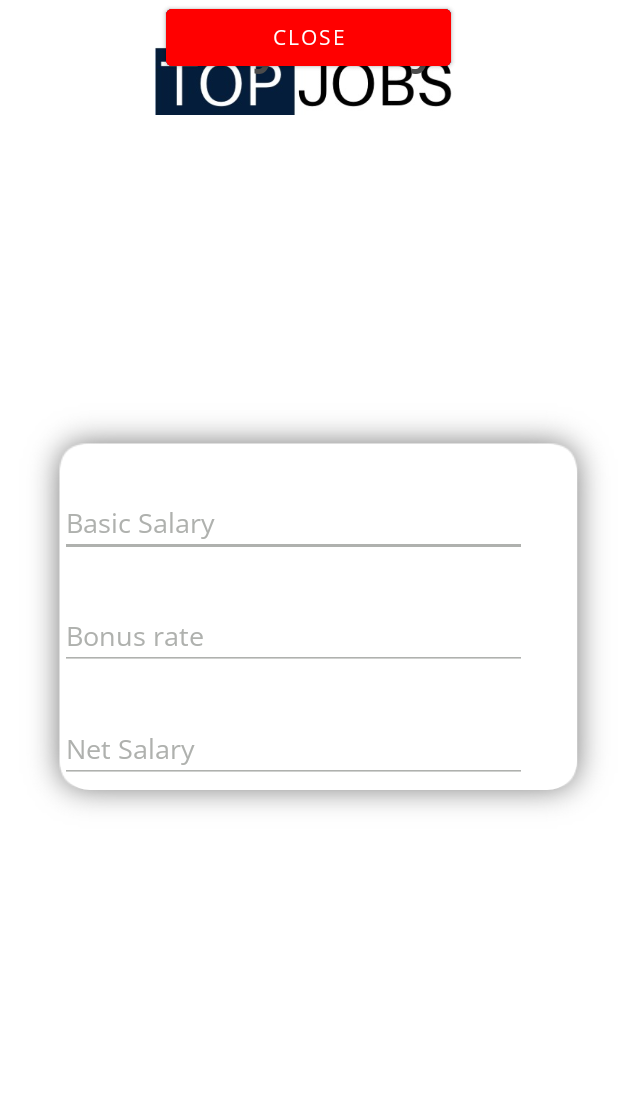
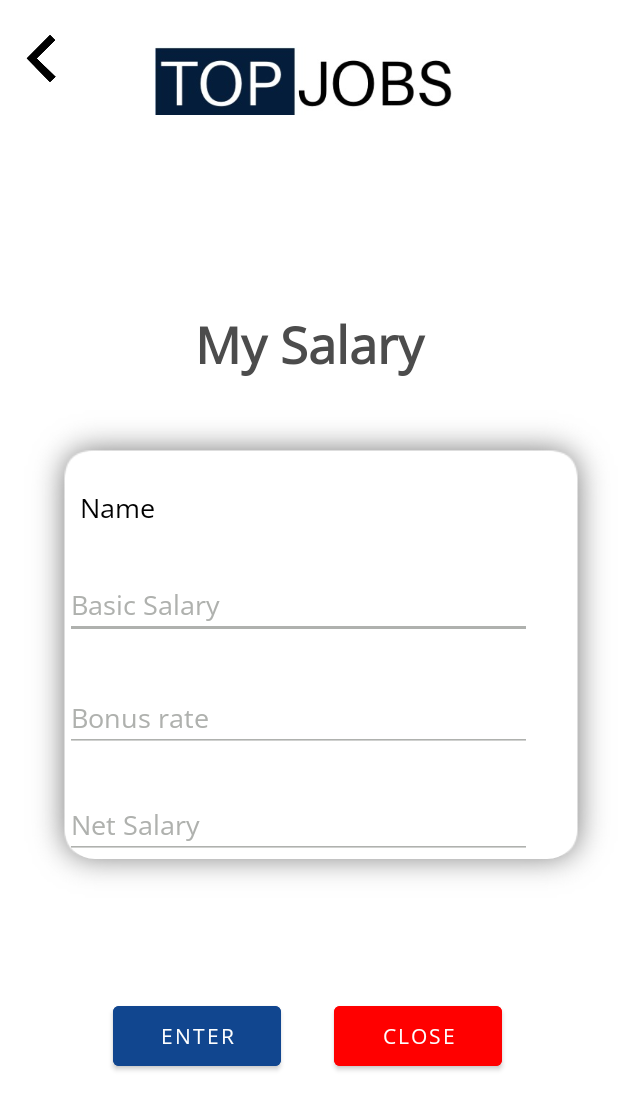
Before and after one commit to SDSamarasinghe/Top_Jobs_Crooby_Beans, an Android app: the my_salary_calc screen opened directly, with no data from a screen before it, on a phone screen of 412 x 824 dp. Shown: the top 1110 px of the screen. Run offline under Robolectric (Android 15) with nearby library versions, the phone set to English and light mode, and no system bars; our stand-ins replace Firebase (no records; nobody signed in at launch, a user with empty details on screens opened directly); Roboto replaces fonts that are not available here; 1 statement that could not run was skipped.

Commit message:
salary calculator ,create some ui chnages

```diff
--- a/app/src/main/AndroidManifest.xml
+++ b/app/src/main/AndroidManifest.xml
@@ -14,7 +14,7 @@
         android:theme="@style/Theme.MySaved">
         <activity
             android:name=".my_salary_calc"
-            android:exported="false" />
+            android:exported="true" />
         <activity
             android:name=".SplashScreen"
             android:exported="true">
--- a/app/src/main/java/com/example/mysaved/ViewjobM.java
+++ b/app/src/main/java/com/example/mysaved/ViewjobM.java
@@ -31,7 +31,7 @@ import java.util.concurrent.TimeUnit;
 public class ViewjobM extends AppCompatActivity {
     TextView jobTitle_tv, jobLocation_tv, jobType_tv_jobView, jobCompany_tv_jobView, jobSalary_tv_jobView, jobViews_tv_jobView,  jobDescription_tv_jobView,
             jobEmail_tv_jobView, jobDate_tv_jobView,jobDaysAgo_tv_jobView,textView2;
-    ImageView jobImage_tv_jobView,backbtn_img;
+    ImageView jobImage_tv_jobView,backbtn_img,salcalc;
 
     Button btn_email_jv2, btn_call_jv4,Edit_JobView_btn;
     DatabaseReference databaseReference;
@@ -66,7 +66,7 @@ public class ViewjobM extends AppCompatActivity {
         Edit_JobView_btn=findViewById(R.id.Edit_JobView_btn);
         textView2=findViewById(R.id.textView2);
         backbtn_img=findViewById(R.id.imageView22);
-
+        salcalc=findViewById(R.id.calc);
         jobDescription_tv_jobView.setMovementMethod(new ScrollingMovementMethod());
 
 
@@ -166,7 +166,12 @@ public class ViewjobM extends AppCompatActivity {
                 overridePendingTransition(R.anim.animation_enter, R.anim.animation_leave);
             }
         });
-
+        salcalc.setOnClickListener(new View.OnClickListener() {
+            @Override
+            public void onClick(View v) {
+                startActivity(new Intent(getApplicationContext(), my_salary_calc.class));
+            }
+        });
         Edit_JobView_btn.setOnClickListener(new View.OnClickListener() {
             @Override
             public void onClick(View view) {
--- a/app/src/main/java/com/example/mysaved/my_salary_calc.java
+++ b/app/src/main/java/com/example/mysaved/my_salary_calc.java
@@ -5,6 +5,7 @@ import androidx.appcompat.app.AppCompatActivity;
 
 import android.content.Intent;
 import android.os.Bundle;
+import android.widget.ImageView;
 import android.widget.TextView;
 import android.view.View;
 import com.google.firebase.auth.FirebaseAuth;
@@ -25,7 +26,7 @@ public class my_salary_calc extends AppCompatActivity {
     String userID;
     EditText ed1,ed2,ed3;
     Button btn1_btn,btn2_btn;
-
+    ImageView backcalc;
     @Override
     protected void onCreate(Bundle savedInstanceState) {
         super.onCreate(savedInstanceState);
@@ -36,6 +37,7 @@ public class my_salary_calc extends AppCompatActivity {
         text_calc_user_name =findViewById(R.id.calc_user_name);
         btn1_btn = findViewById(R.id.btn_calc);
         btn2_btn= findViewById(R.id.btn_cl);
+        backcalc=findViewById(R.id.goback);
 
         btn2_btn.setOnClickListener(new View.OnClickListener() {
             @Override
@@ -57,7 +59,7 @@ public class my_salary_calc extends AppCompatActivity {
                 double rate = Double.parseDouble(ed2.getText().toString());
 
 
-                double bonus =(salary*rate)/100;
+                double bonus =(salary*rate*0.01);
                 double netsal=bonus+salary;
                 ed3.setText(String.valueOf(netsal));
             }
@@ -94,5 +96,13 @@ public class my_salary_calc extends AppCompatActivity {
             }
 
         });
+
+
+        backcalc.setOnClickListener(new View.OnClickListener() {
+            @Override
+            public void onClick(View v) {
+                startActivity(new Intent(getApplicationContext(), ViewjobM.class));
+            }
+        });
     }
 }
--- /dev/null
+++ b/app/src/main/res/drawable/ic_baseline_salcal.xml
@@ -0,0 +1,5 @@
+<vector android:alpha="0.82" android:height="24dp"
+    android:tint="#D61414" android:viewportHeight="24"
+    android:viewportWidth="24" android:width="24dp" xmlns:android="http://schemas.android.com/apk/res/android">
+    <path android:fillColor="@android:color/white" android:pathData="M19,3H5C3.9,3 3,3.9 3,5v14c0,1.1 0.9,2 2,2h14c1.1,0 2,-0.9 2,-2V5C21,3.9 20.1,3 19,3zM13.03,7.06L14.09,6l1.41,1.41L16.91,6l1.06,1.06l-1.41,1.41l1.41,1.41l-1.06,1.06L15.5,9.54l-1.41,1.41l-1.06,-1.06l1.41,-1.41L13.03,7.06zM6.25,7.72h5v1.5h-5V7.72zM11.5,16h-2v2H8v-2H6v-1.5h2v-2h1.5v2h2V16zM18,17.25h-5v-1.5h5V17.25zM18,14.75h-5v-1.5h5V14.75z"/>
+</vector>
--- a/app/src/main/res/layout/activity_my_salary_calc.xml
+++ b/app/src/main/res/layout/activity_my_salary_calc.xml
@@ -12,6 +12,23 @@
         tools:ignore="MissingConstraints">
 
         <ImageView
+            android:id="@+id/goback"
+            android:layout_width="28dp"
+            android:layout_height="38dp"
+            android:layout_alignParentStart="true"
+            android:layout_alignParentTop="true"
+            android:layout_alignParentEnd="true"
+            android:layout_alignParentBottom="true"
+            android:layout_marginStart="13dp"
+            android:layout_marginTop="20dp"
+            android:layout_marginEnd="367dp"
+            android:layout_marginBottom="50dp"
+            android:clickable="true"
+            android:focusable="true"
+            app:srcCompat="@drawable/back"
+            tools:ignore="VectorDrawableCompat" />
+
+        <ImageView
             android:id="@+id/logo"
             android:layout_width="wrap_content"
             android:layout_height="match_parent"
@@ -24,34 +41,39 @@
     </RelativeLayout>
 
     <RelativeLayout
+        android:id="@+id/relativeLayout2"
         android:layout_width="412dp"
         android:layout_height="85dp"
+        app:layout_constraintBottom_toTopOf="@+id/linearLayout3"
         tools:ignore="MissingConstraints"
-        tools:layout_editor_absoluteX="-4dp"
-        tools:layout_editor_absoluteY="108dp">
+        tools:layout_editor_absoluteX="-4dp">
 
 
+        <TextView
+            android:id="@+id/calcheaders"
+            android:layout_width="280dp"
+            android:layout_height="wrap_content"
+            android:layout_alignParentStart="true"
+            android:layout_alignParentTop="true"
+            android:layout_alignParentEnd="true"
+            android:layout_alignParentBottom="true"
+            android:layout_marginStart="50dp"
+            android:layout_marginTop="18dp"
+            android:layout_marginEnd="50dp"
+            android:layout_marginBottom="22dp"
+            android:fontFamily="@font/open_sans"
+            android:gravity="center"
+            android:text="@string/salayheader"
+            android:textSize="34sp"
+            android:textStyle="bold"
+            tools:ignore="MissingConstraints" />
     </RelativeLayout>
-
-    <TextView
-        android:id="@+id/calc_user_name"
-        android:layout_width="232dp"
-        android:layout_height="56dp"
-        android:gravity="center"
-        android:text="@string/salayheader"
-        android:fontFamily="@font/open_sans"
-        android:textSize="34sp"
-        android:textStyle="bold"
-        app:layout_constraintEnd_toEndOf="parent"
-        app:layout_constraintHorizontal_bias="0.548"
-        app:layout_constraintStart_toStartOf="parent"
-        tools:layout_editor_absoluteY="126dp"
-        tools:ignore="MissingConstraints" />
 
     <LinearLayout
         android:id="@+id/linearLayout3"
-        android:layout_width="399dp"
-        android:layout_height="284dp"
+        android:layout_width="396dp"
+        android:layout_height="325dp"
+        android:layout_marginTop="50dp"
         android:background="@drawable/white_logpanel"
         android:orientation="vertical"
         app:layout_constraintBottom_toBottomOf="parent"
@@ -60,34 +82,73 @@
         app:layout_constraintStart_toStartOf="parent"
         app:layout_constraintTop_toTopOf="parent"
         app:layout_constraintVertical_bias="0.498">
+
+        <LinearLayout
+            android:id="@+id/linearlayout_1"
+            android:layout_width="match_parent"
+            android:layout_height="wrap_content"
+            android:layout_below="@id/imageview_pic"
+            android:layout_marginTop="20dp"
+            android:fontFamily="@font/open_sans"
+            android:orientation="horizontal"
+            android:textAlignment="center">
+
+
+            <TextView
+                android:id="@+id/V_name"
+                android:layout_width="wrap_content"
+                android:layout_height="match_parent"
+                android:layout_marginStart="10dp"
+
+                android:layout_marginTop="5dp"
+                android:fontFamily="@font/open_sans"
+                android:text="@string/name"
+                android:textColor="#000"
+                android:textSize="18sp" />
+
+            <TextView
+                android:id="@+id/calc_user_name"
+                android:layout_width="140dp"
+                android:layout_height="match_parent"
+                android:layout_marginStart="30dp"
+                android:fontFamily="@font/open_sans"
+                android:textAlignment="center"
+                android:textColor="#000000"
+                android:textSize="18sp" />
+
+
+        </LinearLayout>
+
         <EditText
             android:id="@+id/basic_sal"
             android:layout_width="311dp"
             android:layout_height="wrap_content"
             android:layout_marginTop="30dp"
             android:backgroundTint="@color/ash"
+            android:fontFamily="@font/open_sans"
             android:hint="@string/BasicSalary"
-            android:fontFamily="@font/open_sans"
             android:textColor="@color/black"
             android:textColorHint="@color/ash" />
+
         <EditText
             android:id="@+id/bonus_rate"
             android:layout_width="311dp"
             android:layout_height="wrap_content"
             android:layout_marginTop="30dp"
             android:backgroundTint="@color/ash"
+            android:fontFamily="@font/open_sans"
             android:hint="@string/bonus"
-            android:fontFamily="@font/open_sans"
             android:textColor="@color/black"
             android:textColorHint="@color/ash" />
+
         <EditText
             android:id="@+id/net_sal"
             android:layout_width="311dp"
             android:layout_height="wrap_content"
             android:layout_marginTop="30dp"
             android:backgroundTint="@color/ash"
+            android:fontFamily="@font/open_sans"
             android:hint="@string/netsalary"
-            android:fontFamily="@font/open_sans"
             android:textColor="@color/black"
             android:textColorHint="@color/ash" />
 
@@ -95,34 +156,40 @@
 
     <Button
         android:id="@+id/btn_calc"
-        android:layout_width="190dp"
-        android:layout_height="50dp"
+        android:layout_width="112dp"
+        android:layout_height="52dp"
         android:layout_gravity="center"
+        android:layout_marginStart="50dp"
         android:backgroundTint="@color/netblue"
         android:fontFamily="@font/open_sans"
         android:gravity="center"
         android:text="@string/clac"
         android:textColor="#FFFFFF"
+        app:layout_constraintBottom_toBottomOf="parent"
         app:layout_constraintEnd_toEndOf="parent"
-        app:layout_constraintHorizontal_bias="0.497"
+        app:layout_constraintHorizontal_bias="0.1"
         app:layout_constraintStart_toStartOf="parent"
-        tools:ignore="MissingConstraints"
-        tools:layout_editor_absoluteY="541dp" />
+        app:layout_constraintTop_toTopOf="parent"
+        app:layout_constraintVertical_bias="0.861"
+        tools:ignore="MissingConstraints" />
 
     <Button
         android:id="@+id/btn_cl"
-        android:layout_width="190dp"
-        android:layout_height="50dp"
+        android:layout_width="112dp"
+        android:layout_height="52dp"
         android:layout_gravity="center"
+        android:layout_marginEnd="50dp"
         android:backgroundTint="@color/red"
         android:fontFamily="@font/open_sans"
         android:gravity="center"
         android:text="Close"
         android:textColor="#FFFFFF"
+        app:layout_constraintBottom_toBottomOf="parent"
         app:layout_constraintEnd_toEndOf="parent"
-        app:layout_constraintHorizontal_bias="0.497"
+        app:layout_constraintHorizontal_bias="0.891"
         app:layout_constraintStart_toStartOf="parent"
-        tools:ignore="MissingConstraints"
-        tools:layout_editor_absoluteY="608dp" />
+        app:layout_constraintTop_toTopOf="parent"
+        app:layout_constraintVertical_bias="0.861"
+        tools:ignore="MissingConstraints" />
 
 </androidx.constraintlayout.widget.ConstraintLayout>
--- a/app/src/main/res/layout/activity_viewjob_m.xml
+++ b/app/src/main/res/layout/activity_viewjob_m.xml
@@ -147,6 +147,21 @@
                             app:layout_constraintEnd_toEndOf="parent"
                             app:layout_constraintHorizontal_bias="0.5"
                             app:layout_constraintStart_toEndOf="@+id/textView36" />
+
+                        <ImageView
+                            android:id="@+id/calc"
+                            android:layout_width="46dp"
+                            android:layout_height="40dp"
+                            android:clickable="true"
+                            android:focusable="true"
+                            app:layout_constraintBottom_toBottomOf="parent"
+                            app:layout_constraintEnd_toEndOf="parent"
+                            app:layout_constraintHorizontal_bias="0.991"
+                            app:layout_constraintStart_toStartOf="parent"
+                            app:layout_constraintTop_toTopOf="parent"
+                            app:layout_constraintVertical_bias="0.0"
+                            app:srcCompat="@drawable/ic_baseline_salcal"
+                            tools:ignore="VectorDrawableCompat" />
 
                         <TextView
                             android:id="@+id/jobType_tv_jobView"
--- a/app/src/main/res/layout/register_user.xml
+++ b/app/src/main/res/layout/register_user.xml
@@ -182,7 +182,7 @@
             android:ems="10"
             android:hint="@string/password"
             android:fontFamily="@font/open_sans"
-            android:inputType="textPersonName"
+            android:inputType="textPassword"
             android:paddingStart="15dp"
             android:paddingEnd="15dp"
             android:textColor="@color/black"
@@ -199,7 +199,7 @@
             android:background="@drawable/border2"
             android:ems="10"
             android:hint="@string/repassword"
-            android:inputType="textPersonName"
+            android:inputType="textPassword"
             android:paddingStart="15dp"
             android:paddingEnd="15dp"
             android:fontFamily="@font/open_sans"
```
